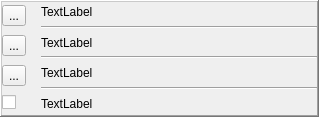
Old version of the form ui/item.ui in the repository iceanimations/shot_subm_use_multishot.
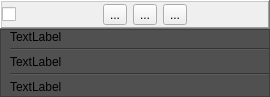
New version of the form.

Diff of the .ui file:
```diff
--- a/ui/item.ui
+++ b/ui/item.ui
@@ -1,38 +1,87 @@
 <?xml version="1.0" encoding="UTF-8"?>
 <ui version="4.0">
- <class>Frame</class>
- <widget class="QFrame" name="Frame">
+ <class>Form</class>
+ <widget class="QWidget" name="Form">
   <property name="geometry">
    <rect>
     <x>0</x>
     <y>0</y>
-    <width>319</width>
-    <height>117</height>
+    <width>270</width>
+    <height>95</height>
    </rect>
   </property>
-  <property name="sizePolicy">
-   <sizepolicy hsizetype="Preferred" vsizetype="Fixed">
-    <horstretch>0</horstretch>
-    <verstretch>0</verstretch>
-   </sizepolicy>
-  </property>
   <property name="windowTitle">
    <string>Frame</string>
   </property>
+  <layout class="QVBoxLayout" name="verticalLayout_2">
+   <property name="spacing">
+    <number>0</number>
+   </property>
+   <property name="margin">
+    <number>0</number>
+   </property>
+   <item>
+    <widget class="QFrame" name="titleFrame">
   <property name="frameShape">
    <enum>QFrame::WinPanel</enum>
   </property>
   <property name="frameShadow">
    <enum>QFrame::Raised</enum>
   </property>
-  <layout class="QHBoxLayout" name="horizontalLayout_2">
-   <property name="margin">
-    <number>0</number>
-   </property>
-   <item>
     <layout class="QHBoxLayout" name="horizontalLayout">
+      <property name="spacing">
+       <number>6</number>
+      </property>
+      <property name="margin">
+       <number>0</number>
+      </property>
      <item>
-      <layout class="QVBoxLayout" name="verticalLayout_3">
+       <widget class="QCheckBox" name="selectButton">
+        <property name="sizePolicy">
+         <sizepolicy hsizetype="Fixed" vsizetype="Fixed">
+          <horstretch>0</horstretch>
+          <verstretch>0</verstretch>
+         </sizepolicy>
+        </property>
+        <property name="toolTip">
+         <string>Select this shot for export</string>
+        </property>
+        <property name="text">
+         <string/>
+        </property>
+       </widget>
+      </item>
+      <item>
+       <widget class="QLabel" name="nameLabel">
+        <property name="minimumSize">
+         <size>
+          <width>0</width>
+          <height>25</height>
+         </size>
+        </property>
+        <property name="maximumSize">
+         <size>
+          <width>16777215</width>
+          <height>16777215</height>
+         </size>
+        </property>
+        <property name="font">
+         <font>
+          <weight>75</weight>
+          <bold>true</bold>
+         </font>
+        </property>
+        <property name="frameShape">
+         <enum>QFrame::NoFrame</enum>
+        </property>
+        <property name="frameShadow">
+         <enum>QFrame::Plain</enum>
+        </property>
+        <property name="text">
+         <string/>
+        </property>
+       </widget>
+      </item>
        <item>
         <widget class="QToolButton" name="editButton">
          <property name="toolTip">
@@ -64,23 +113,27 @@
         </widget>
        </item>
        <item>
-        <widget class="QCheckBox" name="selectButton">
-         <property name="sizePolicy">
-          <sizepolicy hsizetype="Fixed" vsizetype="Fixed">
-           <horstretch>0</horstretch>
-           <verstretch>0</verstretch>
-          </sizepolicy>
-         </property>
-         <property name="toolTip">
-          <string>Select this shot for export</string>
-         </property>
+       <widget class="QLabel" name="iconLabel">
          <property name="text">
           <string/>
          </property>
         </widget>
        </item>
       </layout>
-     </item>
+    </widget>
+   </item>
+   <item>
+    <widget class="QFrame" name="frame">
+     <property name="styleSheet">
+      <string notr="true">background-color: #505050</string>
+     </property>
+     <property name="frameShape">
+      <enum>QFrame::StyledPanel</enum>
+     </property>
+     <layout class="QHBoxLayout" name="horizontalLayout_2">
+      <property name="margin">
+       <number>0</number>
+      </property>
      <item>
       <layout class="QVBoxLayout" name="verticalLayout">
        <property name="spacing">
@@ -92,29 +145,6 @@
        <property name="bottomMargin">
         <number>2</number>
        </property>
-       <item>
-        <widget class="QLabel" name="nameLabel">
-         <property name="sizePolicy">
-          <sizepolicy hsizetype="Expanding" vsizetype="Preferred">
-           <horstretch>0</horstretch>
-           <verstretch>0</verstretch>
-          </sizepolicy>
-         </property>
-         <property name="toolTip">
-          <string>Shot name</string>
-         </property>
-         <property name="text">
-          <string>TextLabel</string>
-         </property>
-        </widget>
-       </item>
-       <item>
-        <widget class="Line" name="line">
-         <property name="orientation">
-          <enum>Qt::Horizontal</enum>
-         </property>
-        </widget>
-       </item>
        <item>
         <widget class="QLabel" name="cameraLabel">
          <property name="sizePolicy">
@@ -180,6 +210,7 @@
       </layout>
      </item>
     </layout>
+    </widget>
    </item>
   </layout>
  </widget>
```
Left out of the diff: 2 changed lines with no effect on the pictures. Lines whose indentation alone changed are shown as unchanged.
